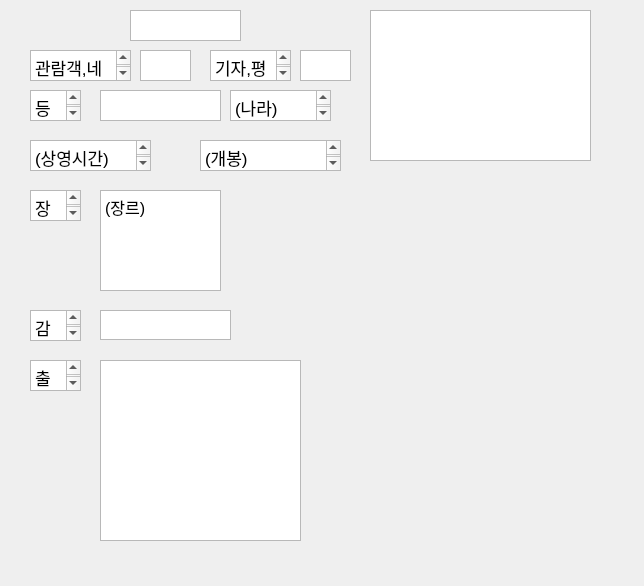
First picture: the form in database_src/v1/window/movie_info.ui, repository DDongYul/Database-FinalProject, before the edit.
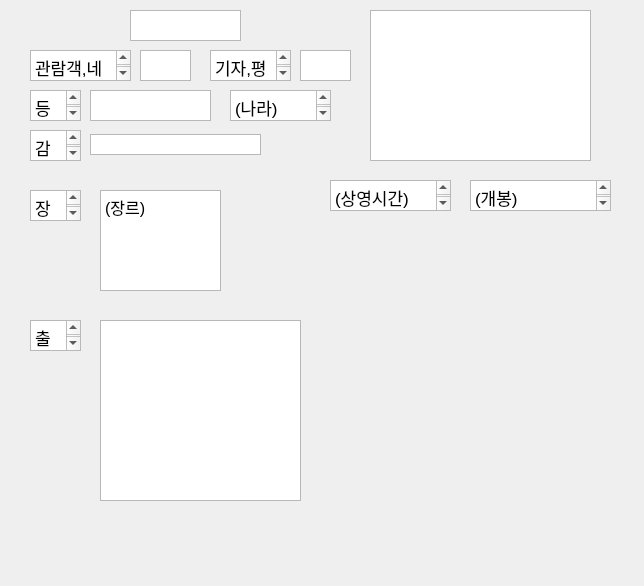
Second picture: the form after the edit.

Commit message: 감독 화면 구현

Diff of the .ui file:
```diff
--- a/database_src/v1/window/movie_info.ui
+++ b/database_src/v1/window/movie_info.ui
@@ -151,8 +151,8 @@
   <widget class="QTextEdit" name="textEdit_playTime">
    <property name="geometry">
     <rect>
-     <x>30</x>
-     <y>140</y>
+     <x>330</x>
+     <y>180</y>
      <width>121</width>
      <height>31</height>
     </rect>
@@ -168,8 +168,8 @@
   <widget class="QTextEdit" name="textEdit_openingDate">
    <property name="geometry">
     <rect>
-     <x>200</x>
-     <y>140</y>
+     <x>470</x>
+     <y>180</y>
      <width>141</width>
      <height>31</height>
     </rect>
@@ -186,7 +186,7 @@
    <property name="geometry">
     <rect>
      <x>30</x>
-     <y>310</y>
+     <y>130</y>
      <width>51</width>
      <height>31</height>
     </rect>
@@ -199,28 +199,11 @@
 &lt;p style=&quot; margin-top:0px; margin-bottom:0px; margin-left:0px; margin-right:0px; -qt-block-indent:0; text-indent:0px;&quot;&gt;감독&lt;/p&gt;&lt;/body&gt;&lt;/html&gt;</string>
    </property>
   </widget>
-  <widget class="QTextEdit" name="textEdit_director">
-   <property name="geometry">
-    <rect>
-     <x>100</x>
-     <y>310</y>
-     <width>131</width>
-     <height>30</height>
-    </rect>
-   </property>
-   <property name="html">
-    <string>&lt;!DOCTYPE HTML PUBLIC &quot;-//W3C//DTD HTML 4.0//EN&quot; &quot;http://www.w3.org/TR/REC-html40/strict.dtd&quot;&gt;
-&lt;html&gt;&lt;head&gt;&lt;meta name=&quot;qrichtext&quot; content=&quot;1&quot; /&gt;&lt;style type=&quot;text/css&quot;&gt;
-p, li { white-space: pre-wrap; }
-&lt;/style&gt;&lt;/head&gt;&lt;body style=&quot; font-family:'.AppleSystemUIFont'; font-size:13pt; font-weight:400; font-style:normal;&quot;&gt;
-&lt;p style=&quot;-qt-paragraph-type:empty; margin-top:0px; margin-bottom:0px; margin-left:0px; margin-right:0px; -qt-block-indent:0; text-indent:0px;&quot;&gt;&lt;br /&gt;&lt;/p&gt;&lt;/body&gt;&lt;/html&gt;</string>
-   </property>
-  </widget>
   <widget class="QTextEdit" name="textEdit_15">
    <property name="geometry">
     <rect>
      <x>30</x>
-     <y>360</y>
+     <y>320</y>
      <width>51</width>
      <height>31</height>
     </rect>
@@ -236,7 +219,7 @@
   <widget class="QTextEdit" name="textEdit_rate">
    <property name="geometry">
     <rect>
-     <x>100</x>
+     <x>90</x>
      <y>90</y>
      <width>121</width>
      <height>31</height>
@@ -271,7 +254,7 @@
    <property name="geometry">
     <rect>
      <x>100</x>
-     <y>360</y>
+     <y>320</y>
      <width>201</width>
      <height>181</height>
     </rect>
@@ -294,6 +277,16 @@
 &lt;p style=&quot; margin-top:0px; margin-bottom:0px; margin-left:0px; margin-right:0px; -qt-block-indent:0; text-indent:0px;&quot;&gt;장르&lt;/p&gt;&lt;/body&gt;&lt;/html&gt;</string>
    </property>
   </widget>
+  <widget class="QListWidget" name="listWidget_director">
+   <property name="geometry">
+    <rect>
+     <x>90</x>
+     <y>134</y>
+     <width>171</width>
+     <height>21</height>
+    </rect>
+   </property>
+  </widget>
  </widget>
  <resources/>
  <connections/>
```
The commit also changes 4 other files.
